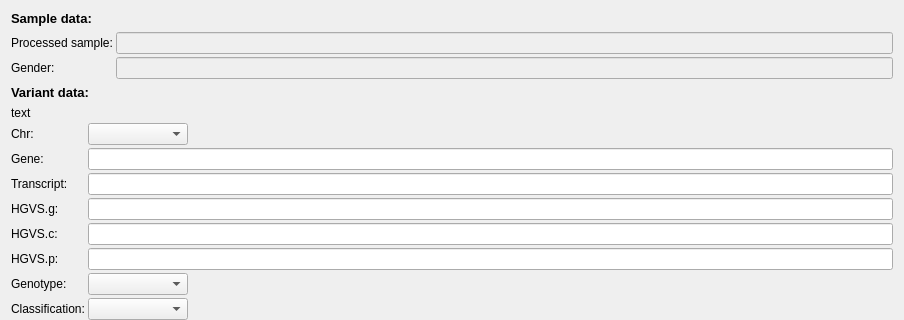
Before: the Qt Designer form src/GSvar/LovdUploadDialog.ui in imgag/ngs-bits, drawn with Qt 5; both pictures show x 0 to 904 and y 0 to 320 of the 904 by 933 pixel window.
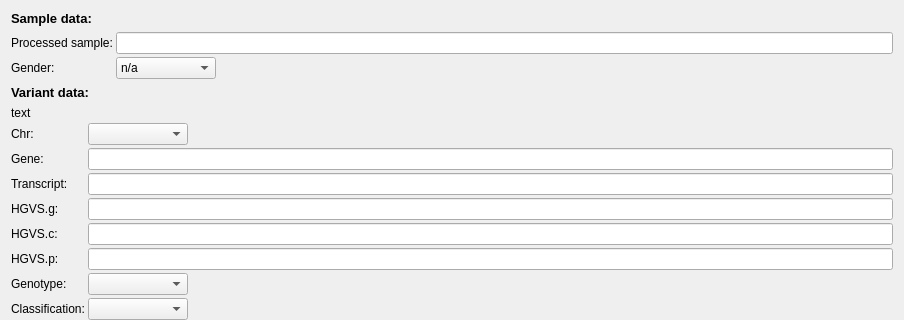
After: the same form once the commit is applied. Custom widgets are drawn as their Qt base class.

Commit message: GSvar: imporved LOVD upload

Patch:
```diff
--- a/src/GSvar/LovdUploadDialog.ui
+++ b/src/GSvar/LovdUploadDialog.ui
@@ -50,21 +50,36 @@
      <item row="0" column="1">
       <widget class="QLineEdit" name="processed_sample">
        <property name="enabled">
-        <bool>false</bool>
+        <bool>true</bool>
        </property>
        <property name="readOnly">
-        <bool>true</bool>
+        <bool>false</bool>
        </property>
       </widget>
      </item>
      <item row="1" column="1">
-      <widget class="QLineEdit" name="gender">
-       <property name="enabled">
-        <bool>false</bool>
+      <widget class="QComboBox" name="gender">
+       <property name="maximumSize">
+        <size>
+         <width>100</width>
+         <height>16777215</height>
+        </size>
        </property>
-       <property name="readOnly">
-        <bool>true</bool>
-       </property>
+       <item>
+        <property name="text">
+         <string>n/a</string>
+        </property>
+       </item>
+       <item>
+        <property name="text">
+         <string>male</string>
+        </property>
+       </item>
+       <item>
+        <property name="text">
+         <string>female</string>
+        </property>
+       </item>
       </widget>
      </item>
     </layout>
```
The commit also changes 3 other files.
